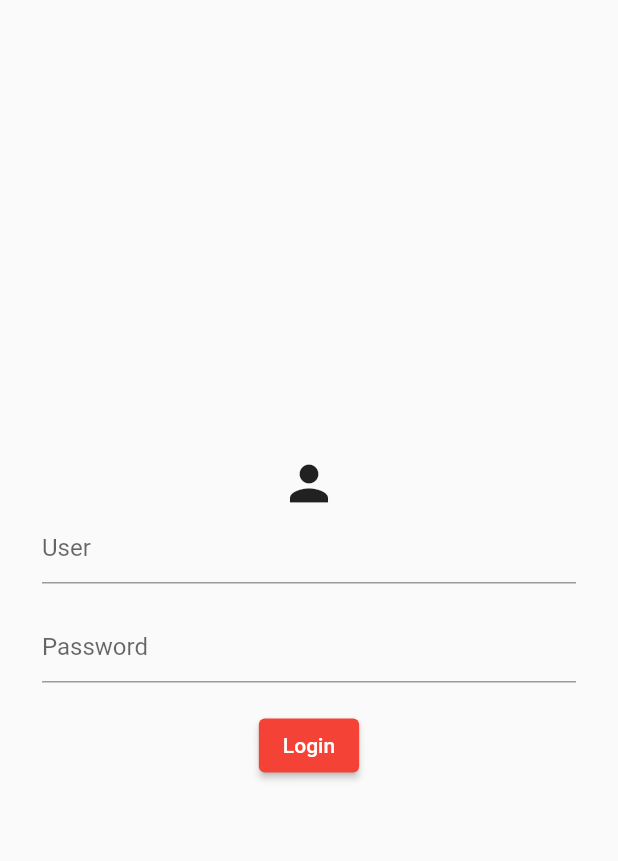
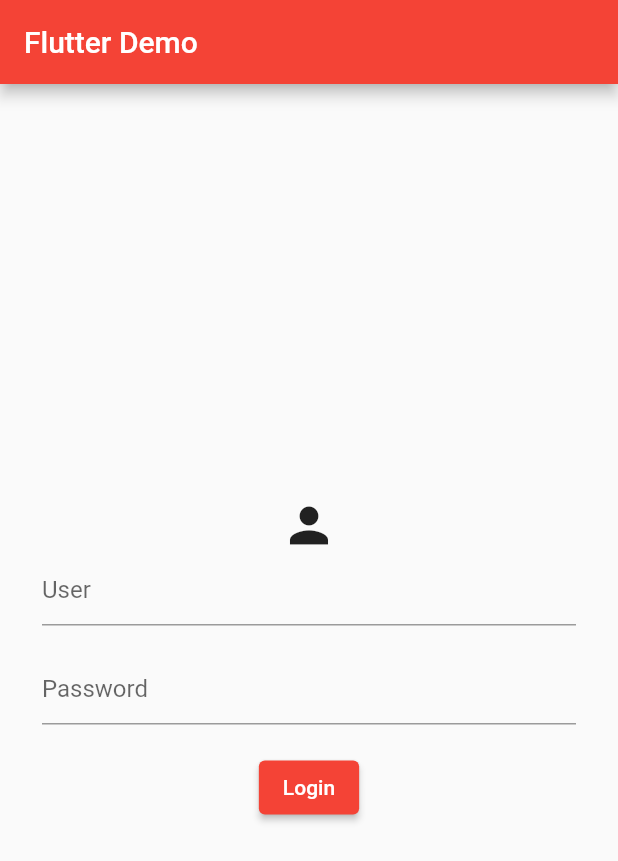
Before and after one commit to VictorMeyer11/Projeto-Flutter, a Flutter app: the screen it shows after launch, on a phone screen of 412 x 824 dp. Shown: the top 861 px of the screen. Run offline on Flutter 3.47's test engine with Material 2 defaults, Android fonts, the phone set to English and light mode, and no system bars.

Commit message:
Login controller

```diff
--- /dev/null
+++ b/lib/controllers/login_controller.dart
@@ -0,0 +1,18 @@
+import 'package:flutter/cupertino.dart';
+
+class LoginController {
+  var inLoader = ValueNotifier<bool>(false);
+
+  String? _login;
+  setLogin(String value) => _login = value;
+
+  String? _pass;
+  setPass(String value) => _pass = value;
+
+  Future<bool> auth() async {
+    inLoader.value = true;
+    await Future.delayed(const Duration(seconds: 2));
+    inLoader.value = false;
+    return _login == 'admin' && _pass == '123';
+  }
+}
--- a/lib/home_page.dart
+++ /dev/null
@@ -1,46 +0,0 @@
-import 'package:flutter/material.dart';
-
-class MyHomePage extends StatefulWidget {
-  const MyHomePage({Key? key, required this.title}) : super(key: key);
-  final String title;
-
-  @override
-  State<MyHomePage> createState() => _MyHomePageState();
-}
-
-class _MyHomePageState extends State<MyHomePage> {
-  @override
-  Widget build(BuildContext context) {
-    return Scaffold(
-      body: Container(
-        padding: const EdgeInsets.all(28),
-        child: Column(
-          mainAxisAlignment: MainAxisAlignment.center,
-          children: [
-            const Icon(
-              Icons.person,
-              size: 38,
-              ),
-            const TextField(
-              decoration: InputDecoration(hintText: "User")
-            ),
-            const SizedBox(height: 18),
-            const TextField(
-              decoration: InputDecoration(hintText: "Password")
-            ),
-            const SizedBox(height: 18),
-            ElevatedButton(
-              onPressed: () {
-                Navigator.of(context).pushNamed(
-                  '/pageTwo',
-                  arguments: "a"
-                );
-              },
-              child: const Text("Login")
-            ),
-          ],
-        ),
-      ),
-    );
-  }
-}
--- a/lib/my_app.dart
+++ b/lib/my_app.dart
@@ -1,8 +1,8 @@
 import 'package:flutter/material.dart';
-import 'package:learning/page_two.dart';
-import 'package:learning/splash_page.dart';
 
-import 'home_page.dart';
+import 'pages/login_page.dart';
+import 'pages/home_page.dart';
+import 'pages/splash_page.dart';
 
 class MyApp extends StatelessWidget {
   const MyApp({Key? key}) : super(key: key);
@@ -18,8 +18,8 @@ class MyApp extends StatelessWidget {
       initialRoute: '/',
       routes: {
         '/': (_) => const SplashPage(),
-        '/homePage':(_) => const MyHomePage(title: 'Flutter Demo Home Page'),
-        '/pageTwo': (_) => const PageTwo()
+        '/loginPage':(_) => LoginPage(title: 'Flutter Demo'),
+        '/homePage': (_) => const HomePage()
       }
     );
   }
--- a/lib/page_two.dart
+++ b/lib/pages/home_page.dart
@@ -1,7 +1,7 @@
 import 'package:flutter/material.dart';
 
-class PageTwo extends StatelessWidget {
-  const PageTwo({Key? key}) : super(key: key);
+class HomePage extends StatelessWidget {
+  const HomePage({Key? key}) : super(key: key);
 
   @override
   Widget build(BuildContext context) {
--- /dev/null
+++ b/lib/pages/login_page.dart
@@ -0,0 +1,60 @@
+import 'package:flutter/material.dart';
+import 'package:learning/controllers/login_controller.dart';
+
+class LoginPage extends StatelessWidget {
+  LoginPage({Key? key, required this.title}) : super(key: key);
+
+  final LoginController _controller = LoginController();
+  final String title;
+
+  @override
+  Widget build(BuildContext context) {
+    return Scaffold(
+      appBar: AppBar(title: Text(title)),
+      body: Container(
+        padding: const EdgeInsets.all(28),
+        child: Column(
+          mainAxisAlignment: MainAxisAlignment.center,
+          children: [
+            const Icon(
+              Icons.person,
+              size: 38,
+            ),
+            TextField(
+              decoration: const InputDecoration(hintText: "User"),
+              onChanged: _controller.setLogin,
+            ),
+            const SizedBox(height: 18),
+            TextField(
+              decoration: const InputDecoration(hintText: "Password"),
+              onChanged: _controller.setPass,
+            ),
+            const SizedBox(height: 18),
+            ValueListenableBuilder(
+              valueListenable: _controller.inLoader,
+              builder: (_, inLoader, __) => inLoader == true
+              ? const CircularProgressIndicator()
+              : ElevatedButton(
+                  onPressed: () {
+                    _controller.auth().then((result) {
+                      if(result) {
+                        Navigator.of(context).pushReplacementNamed(
+                          '/home_page',
+                          arguments: "a"
+                        );
+                      } else {
+                        ScaffoldMessenger.of(context).showSnackBar(
+                          const SnackBar(content: Text("Failed!"))
+                        );
+                      }
+                    });
+                  },
+                  child: const Text("Login")
+                )
+            )
+          ],
+        ),
+      ),
+    );
+  }
+}
--- a/lib/splash_page.dart
+++ b/lib/pages/splash_page.dart
@@ -12,7 +12,7 @@ class _SplashPageState extends State<SplashPage> {
   void initState() {
     super.initState();
     Future.delayed(const Duration(seconds: 3)).then((_) =>
-      Navigator.of(context).pushReplacementNamed('/homePage')
+      Navigator.of(context).pushReplacementNamed('/loginPage')
     );
   }
 
```
